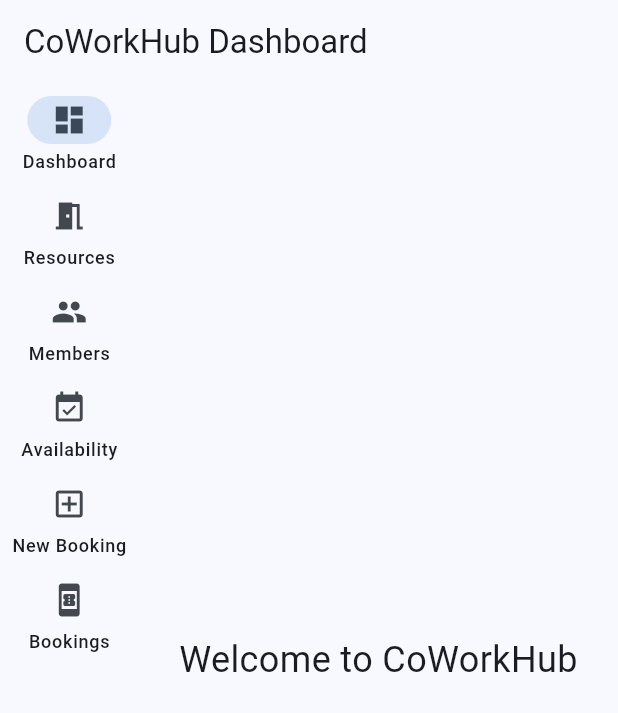
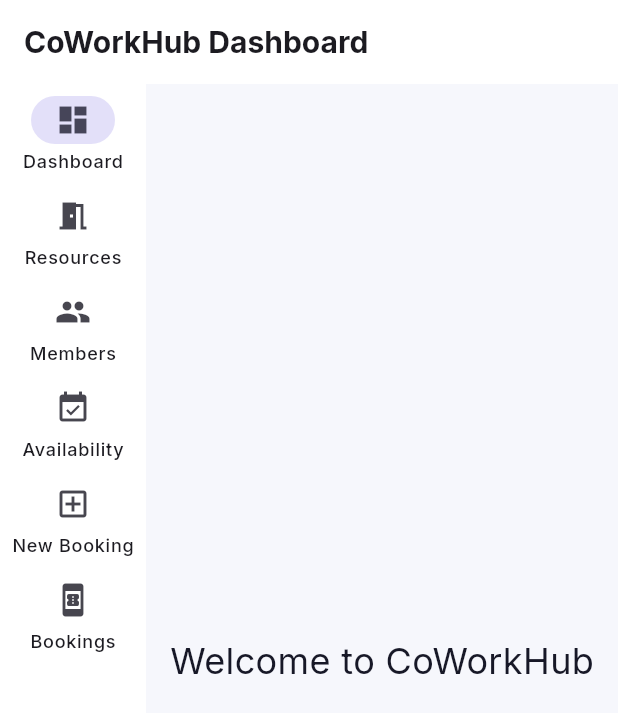
Before and after one commit to Huda-Mansoori/CoWorkHub, a Flutter app: the screen it shows after launch, on a phone screen of 412 x 824 dp. Shown: the top 713 px of the screen. Run offline on Flutter 3.47's test engine with Material 3 defaults, Android fonts, the phone set to English and light mode, and no system bars.

Commit message:
Add indigo design tokens, accessible UI components and bundled imagery

```diff
--- a/frontend/lib/main.dart
+++ b/frontend/lib/main.dart
@@ -1,6 +1,7 @@
+import 'package:flutter/material.dart';
 
-import 'package:flutter/material.dart';
 import 'screens/dashboard.dart';
+import 'theme/app_theme.dart';
 
 void main() {
   runApp(const MyApp());
@@ -16,10 +17,7 @@ class MyApp extends StatelessWidget {
     return MaterialApp(
       debugShowCheckedModeBanner: false,
       title: 'CoWorkHub',
-      theme: ThemeData(
-        colorScheme: ColorScheme.fromSeed(seedColor: Colors.blue),
-        useMaterial3: true,
-      ),
+      theme: buildAppTheme(),
       home: Dashboard(apiBase: apiBase),
     );
   }
--- /dev/null
+++ b/frontend/lib/theme/app_theme.dart
@@ -0,0 +1,117 @@
+import 'package:flutter/material.dart';
+
+const indigo = Color(0xFF493FCA);
+const ink = Color(0xFF171827);
+const secondaryInk = Color(0xFF4B5563);
+const workspaceBackground = Color(0xFFF6F7FC);
+const outline = Color(0xFF858399);
+const danger = Color(0xFFB42318);
+
+ThemeData buildAppTheme() {
+  final scheme = ColorScheme.fromSeed(seedColor: indigo).copyWith(
+    primary: indigo,
+    onPrimary: Colors.white,
+    surface: Colors.white,
+    error: danger,
+    outline: outline,
+  );
+  final border = OutlineInputBorder(
+    borderRadius: BorderRadius.circular(10),
+    borderSide: const BorderSide(color: outline),
+  );
+  return ThemeData(
+    useMaterial3: true,
+    colorScheme: scheme,
+    fontFamily: 'Inter',
+    scaffoldBackgroundColor: workspaceBackground,
+    textTheme: const TextTheme(
+      headlineLarge: TextStyle(
+        fontSize: 32,
+        fontWeight: FontWeight.w700,
+        color: ink,
+      ),
+      headlineSmall: TextStyle(
+        fontSize: 24,
+        fontWeight: FontWeight.w700,
+        color: ink,
+      ),
+      titleLarge: TextStyle(
+        fontSize: 20,
+        fontWeight: FontWeight.w700,
+        color: ink,
+      ),
+      titleMedium: TextStyle(
+        fontSize: 16,
+        fontWeight: FontWeight.w600,
+        color: ink,
+      ),
+      bodyLarge: TextStyle(fontSize: 15, color: ink),
+      bodyMedium: TextStyle(fontSize: 14, color: ink),
+      bodySmall: TextStyle(fontSize: 12, color: secondaryInk),
+    ),
+    inputDecorationTheme: InputDecorationTheme(
+      filled: true,
+      fillColor: Colors.white,
+      border: border,
+      enabledBorder: border,
+      focusedBorder: border.copyWith(
+        borderSide: const BorderSide(color: indigo, width: 2),
+      ),
+      errorBorder: border.copyWith(borderSide: const BorderSide(color: danger)),
+      focusedErrorBorder: border.copyWith(
+        borderSide: const BorderSide(color: danger, width: 2),
+      ),
+      contentPadding: const EdgeInsets.symmetric(horizontal: 16, vertical: 18),
+      labelStyle: const TextStyle(color: secondaryInk),
+      errorMaxLines: 3,
+    ),
+    filledButtonTheme: FilledButtonThemeData(
+      style: FilledButton.styleFrom(
+        minimumSize: const Size(48, 46),
+        padding: const EdgeInsets.symmetric(horizontal: 20, vertical: 16),
+        shape: RoundedRectangleBorder(borderRadius: BorderRadius.circular(10)),
+        textStyle: const TextStyle(
+          fontFamily: 'Inter',
+          fontWeight: FontWeight.w600,
+          fontSize: 14,
+        ),
+      ),
+    ),
+    outlinedButtonTheme: OutlinedButtonThemeData(
+      style: OutlinedButton.styleFrom(
+        minimumSize: const Size(48, 46),
+        padding: const EdgeInsets.symmetric(horizontal: 18, vertical: 16),
+        side: const BorderSide(color: outline),
+        shape: RoundedRectangleBorder(borderRadius: BorderRadius.circular(10)),
+      ),
+    ),
+    iconButtonTheme: IconButtonThemeData(
+      style: IconButton.styleFrom(minimumSize: const Size(44, 44)),
+    ),
+    dialogTheme: DialogThemeData(
+      backgroundColor: Colors.white,
+      shape: RoundedRectangleBorder(borderRadius: BorderRadius.circular(16)),
+      titleTextStyle: const TextStyle(
+        fontFamily: 'Inter',
+        fontSize: 24,
+        fontWeight: FontWeight.w700,
+        color: ink,
+      ),
+    ),
+    snackBarTheme: const SnackBarThemeData(behavior: SnackBarBehavior.floating),
+    dividerColor: const Color(0xFFE1E3EF),
+    focusColor: indigo.withValues(alpha: .18),
+    hoverColor: indigo.withValues(alpha: .06),
+    dataTableTheme: const DataTableThemeData(
+      headingRowColor: WidgetStatePropertyAll(Color(0xFFF7F7FC)),
+      headingTextStyle: TextStyle(
+        fontFamily: 'Inter',
+        fontWeight: FontWeight.w600,
+        color: ink,
+      ),
+      dataTextStyle: TextStyle(fontFamily: 'Inter', color: ink, fontSize: 13),
+      horizontalMargin: 20,
+      columnSpacing: 24,
+    ),
+  );
+}
```
Also changed, not shown: frontend/assets/fonts/OFL.txt (added, +93 -0 lines), frontend/lib/widgets/app_ui.dart (added, +393 -0 lines), frontend/pubspec.yaml (+13 -0 lines), frontend/assets/fonts/Inter.ttf (added), frontend/assets/images/desk.png (added), frontend/assets/images/room-a.png (added), frontend/assets/images/room-b.png (added).
